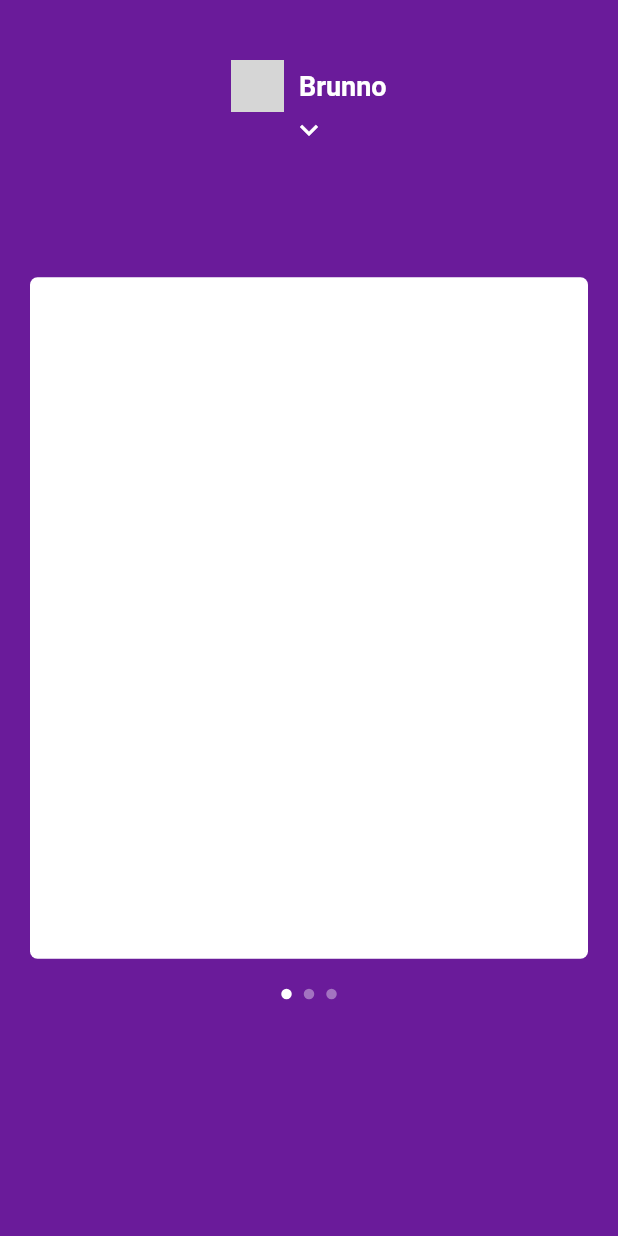
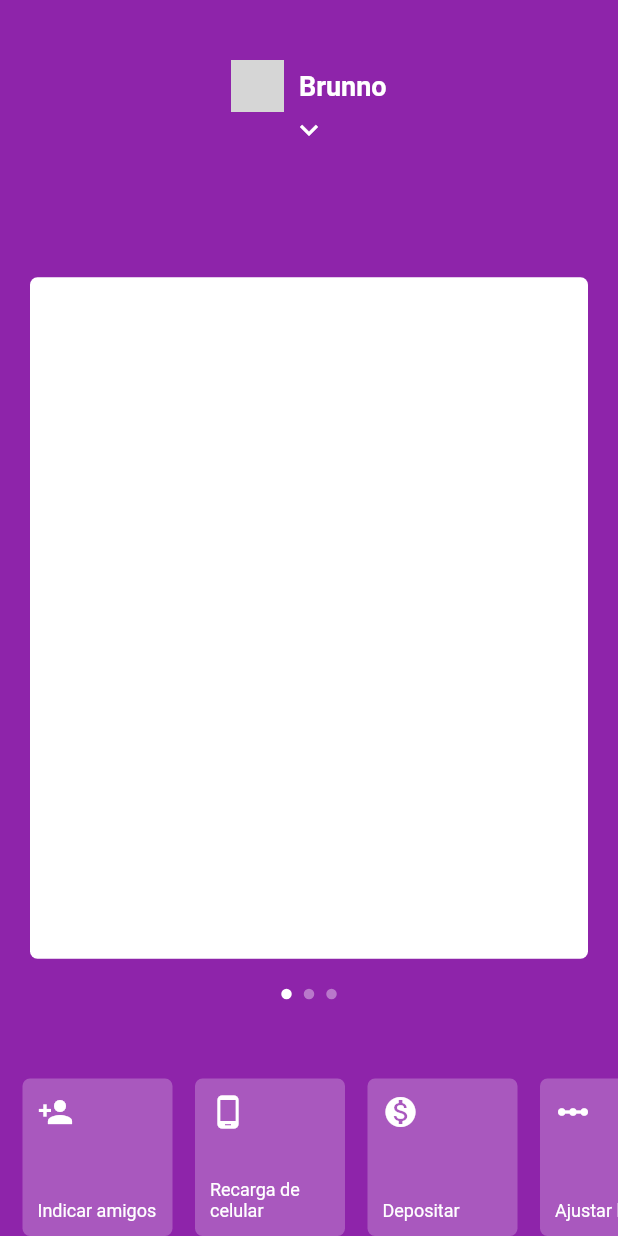
Before and after one commit to brunnohofmann/flutter_nubank_clone, a Flutter app: the screen it shows after launch, on a phone screen of 412 x 824 dp. Run offline on Flutter 3.47's test engine with Material 2 defaults, Android fonts, the phone set to English and light mode, and no system bars; network calls fail; grey boxes are pictures that could not be loaded.

Commit message:
Creates bottom menu buttons

```diff
--- a/lib/pages/home/home_page.dart
+++ b/lib/pages/home/home_page.dart
@@ -1,5 +1,6 @@
 import 'package:flutter/material.dart';
 import 'package:nubank_clone/pages/containers/app_modules.dart';
+import 'package:nubank_clone/pages/widgets/bottom_menu.dart';
 import 'package:nubank_clone/pages/widgets/menu.dart';
 import 'package:nubank_clone/pages/widgets/my_app_bar.dart';
 
@@ -21,7 +22,7 @@ class _HomePageState extends State<HomePage> {
   Widget build(BuildContext context) {
 
     return Scaffold(
-      backgroundColor: Colors.purple[800],
+      backgroundColor: Colors.purple[600],
       body: Stack(
         alignment: Alignment.topCenter,
         children: [
@@ -35,6 +36,7 @@ class _HomePageState extends State<HomePage> {
           ),
           Menu(isVibible: _showMenu,),
           AppModules(isMenuOpen: _showMenu),
+          BottomMenu(isVisible: !_showMenu)
         ],
       ),
     );
--- /dev/null
+++ b/lib/pages/widgets/bottom_menu.dart
@@ -0,0 +1,37 @@
+import 'package:flutter/material.dart';
+import 'package:nubank_clone/pages/widgets/bottom_menu/bottom_menu_item.dart';
+
+class BottomMenu extends StatelessWidget {
+
+  final bool isVisible;
+
+  const BottomMenu({Key key, this.isVisible}) : super(key: key);
+
+
+  @override
+  Widget build(BuildContext context) {
+    return Positioned(
+      left: 0,
+      right: 0,
+      bottom: MediaQuery.of(context).padding.bottom,
+      height: 120,
+      child: AnimatedOpacity(
+        opacity: isVisible ? 1 : 0,
+        duration: Duration(milliseconds: 300),
+        child: Container(
+          child: ListView(
+            physics: BouncingScrollPhysics(),
+            scrollDirection: Axis.horizontal,
+            children: [
+              BottomMenuItem(icon: Icons.person_add, label: 'Indicar amigos',),
+              BottomMenuItem(icon: Icons.phone_android, label: 'Recarga de celular'),
+              BottomMenuItem(icon: Icons.monetization_on, label: 'Depositar'),
+              BottomMenuItem(icon: Icons.linear_scale, label: 'Ajustar limite' ),
+              BottomMenuItem(icon: Icons.help_outline, label: 'Me Ajuda'),
+            ],
+          ),
+        ),
+      ),
+    );
+  }
+}
--- /dev/null
+++ b/lib/pages/widgets/bottom_menu/bottom_menu_item.dart
@@ -0,0 +1,32 @@
+import 'package:flutter/material.dart';
+
+class BottomMenuItem extends StatelessWidget {
+  final IconData icon;
+  final String label;
+
+  const BottomMenuItem({Key key, this.icon, this.label}) : super(key: key);
+
+  @override
+  Widget build(BuildContext context) {
+    return Container(
+      margin: EdgeInsets.only(left: 15, top: 15),
+      width: 100,
+      decoration: BoxDecoration(
+          borderRadius: BorderRadius.circular(5), color: Colors.white24),
+      child: Container(
+        padding: EdgeInsets.all(10),
+        child: Column(
+          mainAxisAlignment: MainAxisAlignment.spaceBetween,
+          crossAxisAlignment: CrossAxisAlignment.start,
+          children: <Widget>[
+            Icon(icon),
+            Text(
+              label,
+              style: TextStyle(fontSize: 12),
+            )
+          ],
+        ),
+      ),
+    );
+  }
+}
--- a/lib/pages/widgets/menu.dart
+++ b/lib/pages/widgets/menu.dart
@@ -1,6 +1,7 @@
 import 'package:flutter/material.dart';
-import 'package:nubank_clone/pages/widgets/buttons/menu_item.dart';
-import 'package:nubank_clone/pages/widgets/buttons/outlined_button.dart';
+
+import 'bottom_menu/buttons/menu_item.dart';
+import 'bottom_menu/buttons/outlined_button.dart';
 
 class Menu extends StatelessWidget {
   final bool isVibible;
```
Also changed, not shown: lib/pages/widgets/bottom_menu/buttons/menu_item.dart (renamed from lib/pages/widgets/buttons/menu_item.dart), lib/pages/widgets/bottom_menu/buttons/outlined_button.dart (renamed from lib/pages/widgets/buttons/outlined_button.dart).
